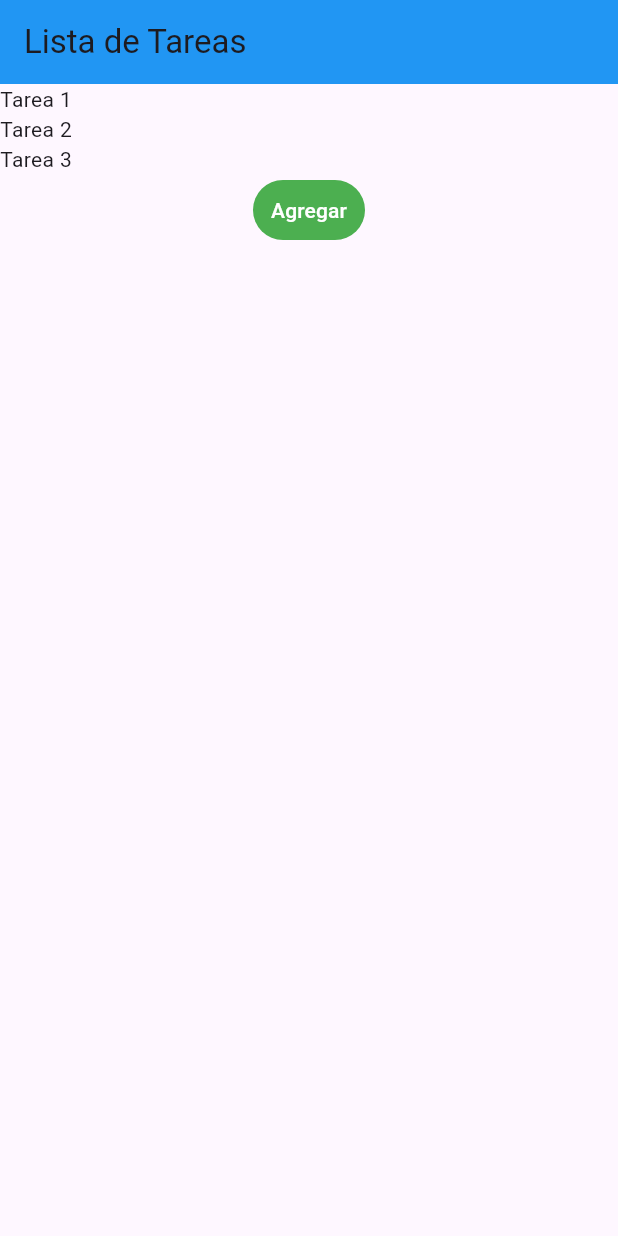
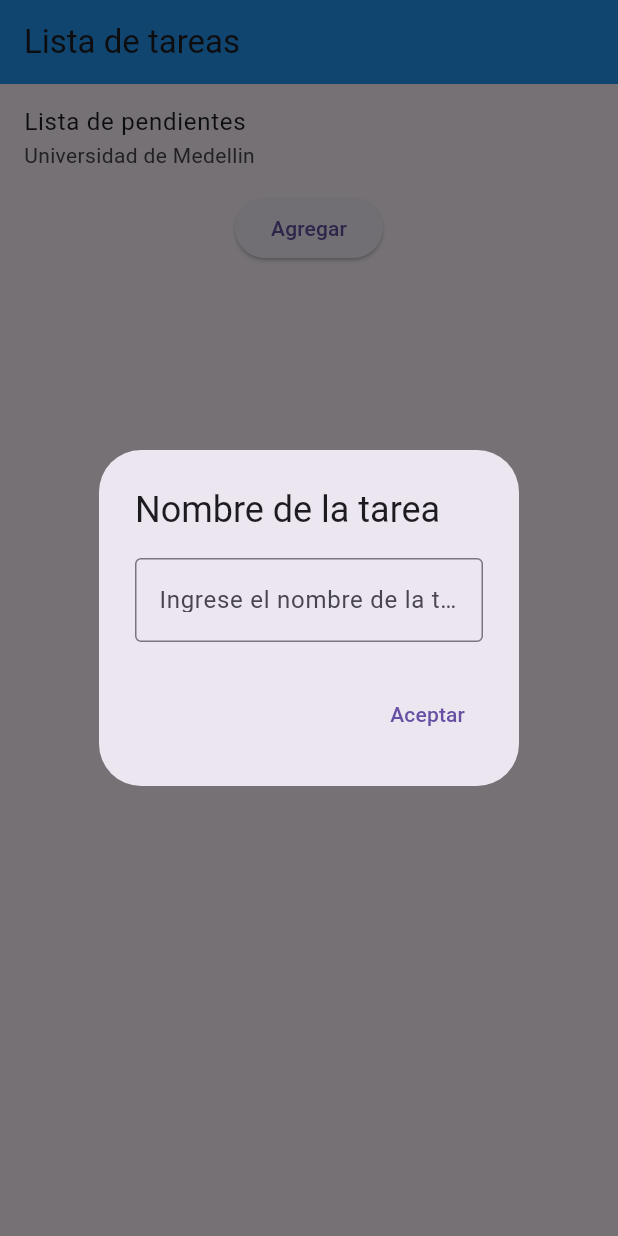
Before and after one commit to Deiby26/ToDoMovil, a Flutter app: the screen it shows after launch, after a tap on "Agregar", on a phone screen of 412 x 824 dp. Run offline on Flutter 3.47's test engine with Material 3 defaults, Android fonts, the phone set to English and light mode, and no system bars.

Commit message:
Update: Actualizacion de cambios en el proyecto

```diff
--- a/lib/main.dart
+++ b/lib/main.dart
@@ -1,63 +1,77 @@
 import 'package:flutter/material.dart';
-import 'controller/functions.dart';
 
 void main() {
-  runApp(const MainApp());
+  runApp(MyApp());
 }
-class MainApp extends StatelessWidget {
-  const MainApp({super.key});
+
+class MyApp extends StatelessWidget {
 
   @override
   Widget build(BuildContext context) {
-    const data = 'UNIVERSIDAD DE MEDELLIN!';
-    return  MaterialApp(
+    return MaterialApp(
       debugShowCheckedModeBanner: false,
-      home: Scaffold(
-        appBar: AppBar(
-          backgroundColor: Colors.blue,
-          title: const Text("Lista de Tareas"),),
-        body: Column(
-          children: [
-            ListView(
-              shrinkWrap: true,
-              children: const [
-                Text("Tarea 1 "),
-                Text("Tarea 2 "),
-                Text("Tarea 3")],
-            ),
-             TextButton(
-              style: TextButton.styleFrom(backgroundColor: Colors.green),
+      home: MyHomePage(),
+    );
+  }
+}
 
-              onPressed: (){
-                Navigator.push(context, MaterialPageRoute(builder: (context) => const Formulario()),
-                );
+class MyHomePage extends StatelessWidget {
+  final TextEditingController _controller = TextEditingController();
+  @override
+  Widget build(BuildContext context) {
 
-              },
-               child:
-               const Text("Agregar", style: TextStyle(color: Colors.white)))
+    return Scaffold(
+      appBar: AppBar(
+        backgroundColor: Colors.blue,
+        title: const Text('Lista de tareas'),
+      ),
+      body: Column(
+        children: [
+           ListTile(
+            title:  const Text("Lista de pendientes"),
+            subtitle: const Text("Universidad de Medellin"),
+            onTap: () {
+              print("HOLAMUNDO");
+            },
 
-          ],
-        )
 
+          ),
+          ElevatedButton(
+            onPressed: () {
+              showDialog(
+                context: context,
+                builder: (BuildContext context) {
+                  return AlertDialog(
+                    title: const Text('Nombre de la tarea'),
+                    content: TextField(
+                      controller: _controller,
+                      decoration: InputDecoration(
+                        labelText: 'Ingrese el nombre de la tarea',
+                        border: OutlineInputBorder(),
+                      ),
+
+                    ),
+                    //Aqui tengo que construir lo de la descripcion
+                    actions: <Widget>[
+                      TextButton(
+                        onPressed: () {
+                          String textoIngresado = _controller.text;
+                          Navigator.of(context).pop();
+                          _controller.clear();
+                          print(textoIngresado);
+                        },
+                        child: const Text('Aceptar'),
+                      ),
+                    ],
+                  );
+                },
+              );
+            },
+            child: const Text('Agregar'),
+          ),
+          //const Text("universidad de medellin")
+        ],
       ),
     );
   }
 }
-
-
-
-class Formulario extends StatelessWidget {
-  const Formulario({super.key});
-
-  @override
-  Widget build(BuildContext context) {
-    String data = "holamundo";
-    return Scaffold(
-      body: Center(
-        child: Container(
-          child: Text(data),
-        ),
-      ),
-    );
-  }
-}
```
Also changed, not shown: lib/clases.dart (added).
